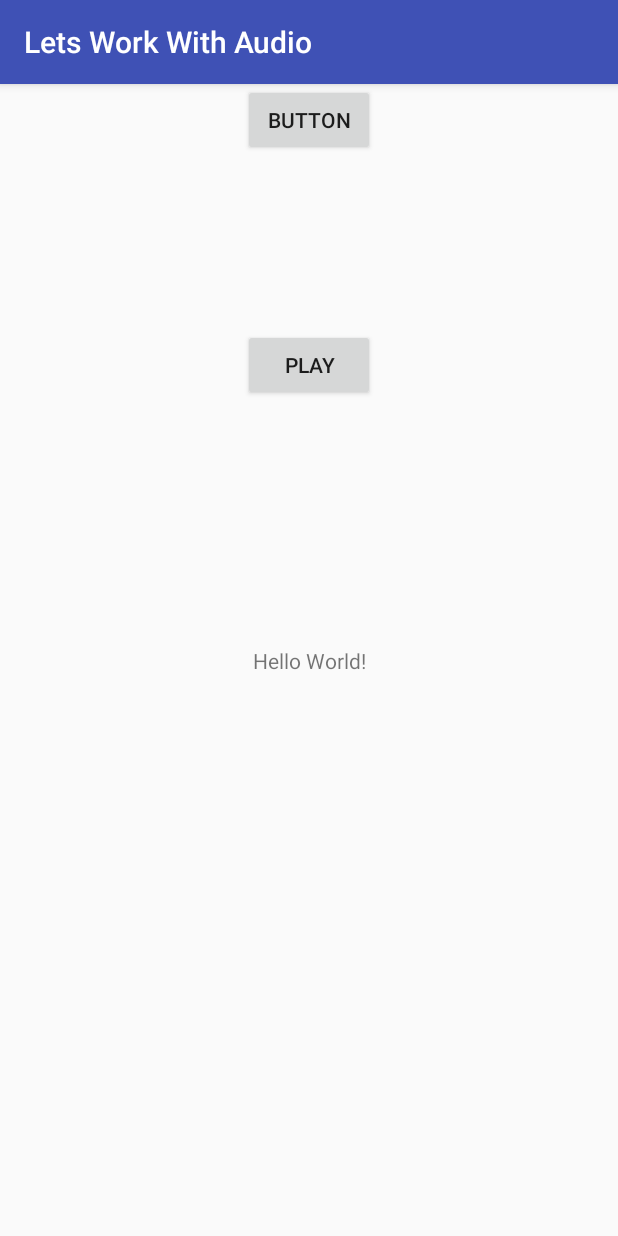
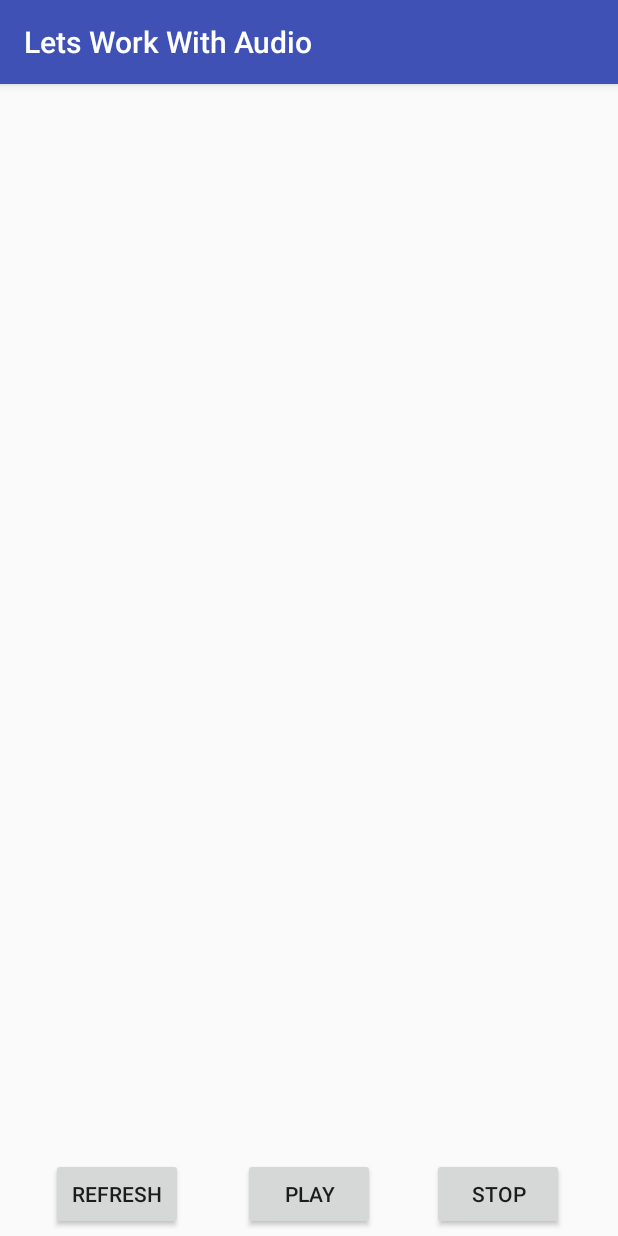
Before and after one commit to AUser000/android-music-player, an Android app: the screen it shows after launch (MainActivity), on a phone screen of 412 x 824 dp. Run offline under Robolectric (Android 15) with nearby library versions, the phone set to English and light mode, and no system bars.

Commit message:
added - loncher icon and player

```diff
--- a/app/src/main/java/lk/dhanuhmd/letsworkwithaudio/MainActivity.java
+++ b/app/src/main/java/lk/dhanuhmd/letsworkwithaudio/MainActivity.java
@@ -4,11 +4,13 @@ import android.database.Cursor;
 import android.database.sqlite.SQLiteDatabase;
 import android.database.sqlite.SQLiteOpenHelper;
 import android.media.MediaPlayer;
+import android.net.Uri;
 import android.os.Environment;
 import android.support.v7.app.AppCompatActivity;
 import android.os.Bundle;
 import android.view.View;
 import android.widget.Button;
+import android.widget.ListView;
 import android.widget.TextView;
 import android.widget.Toast;
 
@@ -26,11 +28,11 @@ import static android.os.Environment.getRootDirectory;
 
 public class MainActivity extends AppCompatActivity {
 
-    private Button btn, playBtn ;
+    private Button btn, playBtn, stopBtn ;
     SQLiteDatabase database;
     MediaPlayer player;
-    TextView textView;
     DBHelper dbHelper;
+    ListView listView;
 
     @Override
     protected void onCreate(Bundle savedInstanceState) {
@@ -55,7 +57,7 @@ public class MainActivity extends AppCompatActivity {
                 database = dbHelper.getWritableDatabase();
 
                 SongDb.getSongsToDb(fileDirDv, database);
-                //SongDb.getSongsToDb(fileDirSd, database);
+                SongDb.getSongsToDb(fileDirSd, database);
                 database.close();
                 long time2 = timestamp.getTime();
                 Toast.makeText(MainActivity.this, "run ", Toast.LENGTH_SHORT).show();
@@ -63,7 +65,6 @@ public class MainActivity extends AppCompatActivity {
         });
 
         playBtn = (Button) findViewById(R.id.plyBtn);
-        textView = (TextView) findViewById(R.id.textView);
         playBtn.setOnClickListener(new View.OnClickListener() {
             @Override
             public void onClick(View view) {
@@ -78,23 +79,35 @@ public class MainActivity extends AppCompatActivity {
                     path = cursor.getString(cursor.getColumnIndex("PATH"));
                     name = cursor.getString(cursor.getColumnIndex("NAME"));
                 }
-                textView.setText(path);
-                File newfile = new File(path);
-
                 try {
-                    player.setDataSource(path);
-                    player.prepare();
+                    if ( player != null && player.isPlaying()) {
+                        player.stop();
+                    }
+                    player = MediaPlayer.create(MainActivity.this,  Uri.parse(path));
                     player.start();
 
                 } catch (Exception e) {
-                    Toast.makeText(MainActivity.this, newfile.getPath() +"\n Error" + e, Toast.LENGTH_SHORT).show();
-                    textView.setText(path + "\n\n" +e);
+                    Toast.makeText(MainActivity.this, " Error" + e, Toast.LENGTH_SHORT).show();
                     e.printStackTrace();
                 }
 
             }
         });
 
+
+        stopBtn = (Button) findViewById(R.id.stopBtn);
+        stopBtn.setOnClickListener(new View.OnClickListener() {
+            @Override
+            public void onClick(View view) {
+                player.stop();
+            }
+        });
+
+
+
+        //listView.setAdapter();
+
+
     }
 
 
--- a/app/src/main/res/layout/activity_main.xml
+++ b/app/src/main/res/layout/activity_main.xml
@@ -6,33 +6,63 @@
     android:layout_height="match_parent"
     tools:context="lk.dhanuhmd.letsworkwithaudio.MainActivity">
 
-    <TextView
-        android:id="@+id/textView"
-        android:layout_width="wrap_content"
-        android:layout_height="wrap_content"
-        android:text="Hello World!"
+    <RelativeLayout
+        android:id="@+id/relativeLayout"
+        android:layout_width="372dp"
+        android:layout_height="50dp"
+        android:layout_marginBottom="4dp"
+        android:layout_marginEnd="8dp"
+        android:layout_marginStart="8dp"
         app:layout_constraintBottom_toBottomOf="parent"
-        app:layout_constraintLeft_toLeftOf="parent"
+        app:layout_constraintEnd_toEndOf="parent"
         app:layout_constraintRight_toRightOf="parent"
-        app:layout_constraintTop_toTopOf="parent" />
+        app:layout_constraintStart_toStartOf="parent">
 
         <Button
             android:id="@+id/refreshBtn"
             android:layout_width="wrap_content"
             android:layout_height="wrap_content"
-        android:text="Button"
+            android:layout_alignParentBottom="true"
+            android:layout_alignParentStart="true"
+            android:layout_marginStart="14dp"
+            android:text="refresh"
+            app:layout_constraintBottom_toBottomOf="parent"
+            app:layout_constraintLeft_toLeftOf="parent" />
+
+        <Button
+            android:id="@+id/stopBtn"
+            android:layout_width="wrap_content"
+            android:layout_height="wrap_content"
+            android:layout_alignParentBottom="true"
+            android:layout_alignParentEnd="true"
+            android:layout_marginEnd="16dp"
+            android:text="Stop"
+            app:layout_constraintBottom_toBottomOf="parent"
             app:layout_constraintEnd_toEndOf="parent"
-        app:layout_constraintStart_toStartOf="parent"
-        app:layout_constraintTop_toTopOf="parent" />
+            app:layout_constraintHorizontal_bias="0.979"
+            app:layout_constraintStart_toStartOf="parent" />
 
         <Button
             android:id="@+id/plyBtn"
             android:layout_width="wrap_content"
             android:layout_height="wrap_content"
+            android:layout_alignParentBottom="true"
+            android:layout_centerHorizontal="true"
             android:text="play"
-        app:layout_constraintBottom_toTopOf="@+id/textView"
-        app:layout_constraintEnd_toEndOf="parent"
-        app:layout_constraintStart_toStartOf="parent"
+            app:layout_constraintLeft_toLeftOf="parent"
+            app:layout_constraintRight_toRightOf="parent"
+            tools:layout_editor_absoluteY="464dp" />
+
+    </RelativeLayout>
+
+    <ListView
+        android:id="@+id/listView"
+        android:layout_width="368dp"
+        android:layout_height="445dp"
+        android:layout_marginBottom="16dp"
+        app:layout_constraintBottom_toTopOf="@+id/relativeLayout"
+        app:layout_constraintLeft_toLeftOf="parent"
+        app:layout_constraintRight_toRightOf="parent"
         app:layout_constraintTop_toTopOf="parent" />
 
 </android.support.constraint.ConstraintLayout>
--- a/app/src/main/res/mipmap-anydpi-v26/ic_launcher.xml
+++ b/app/src/main/res/mipmap-anydpi-v26/ic_launcher.xml
@@ -1,5 +1,5 @@
 <?xml version="1.0" encoding="utf-8"?>
 <adaptive-icon xmlns:android="http://schemas.android.com/apk/res/android">
-    <background android:drawable="@drawable/ic_launcher_background" />
-    <foreground android:drawable="@drawable/ic_launcher_foreground" />
+    <background android:drawable="@color/ic_launcher_background"/>
+    <foreground android:drawable="@mipmap/ic_launcher_foreground"/>
 </adaptive-icon>
--- a/app/src/main/res/mipmap-anydpi-v26/ic_launcher_round.xml
+++ b/app/src/main/res/mipmap-anydpi-v26/ic_launcher_round.xml
@@ -1,5 +1,5 @@
 <?xml version="1.0" encoding="utf-8"?>
 <adaptive-icon xmlns:android="http://schemas.android.com/apk/res/android">
-    <background android:drawable="@drawable/ic_launcher_background" />
-    <foreground android:drawable="@drawable/ic_launcher_foreground" />
+    <background android:drawable="@color/ic_launcher_background"/>
+    <foreground android:drawable="@mipmap/ic_launcher_foreground"/>
 </adaptive-icon>
```
Also changed, not shown: app/src/main/res/mipmap-hdpi/ic_launcher.png, app/src/main/res/mipmap-hdpi/ic_launcher_round.png, app/src/main/res/mipmap-mdpi/ic_launcher.png, app/src/main/res/mipmap-mdpi/ic_launcher_round.png, app/src/main/res/mipmap-xhdpi/ic_launcher.png, app/src/main/res/mipmap-xhdpi/ic_launcher_round.png, app/src/main/res/mipmap-xxhdpi/ic_launcher.png, app/src/main/res/mipmap-xxhdpi/ic_launcher_round.png, app/src/main/res/mipmap-xxxhdpi/ic_launcher.png, app/src/main/res/mipmap-xxxhdpi/ic_launcher_round.png, 1 other file. Lines whose indentation alone changed are shown as unchanged.
